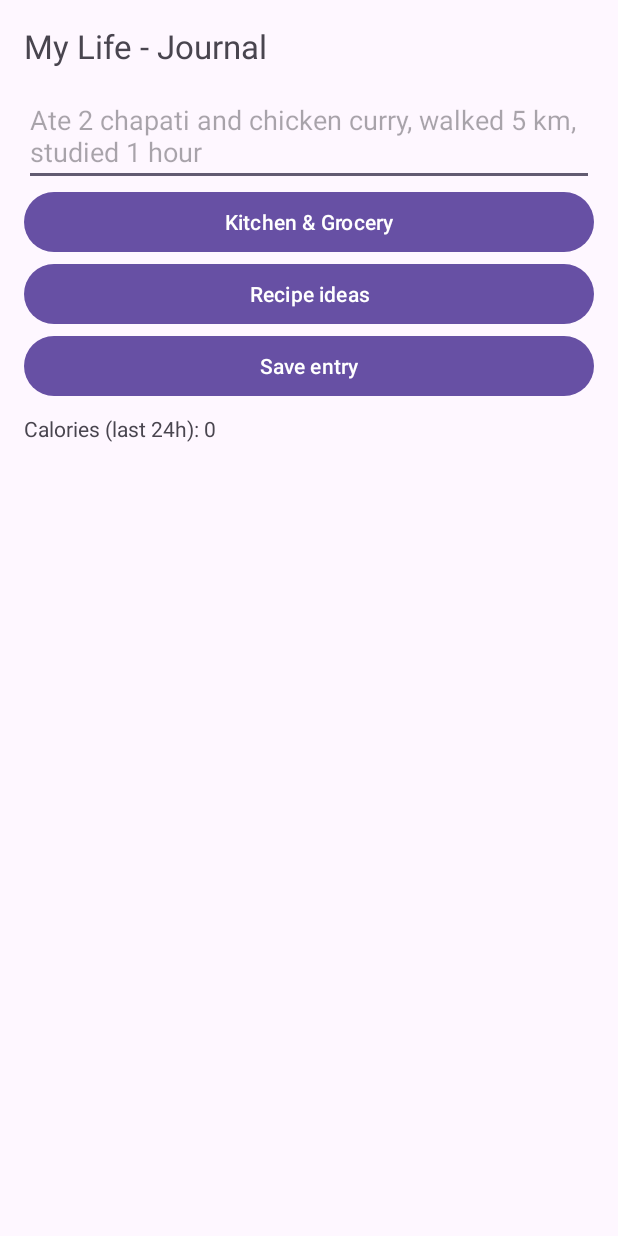
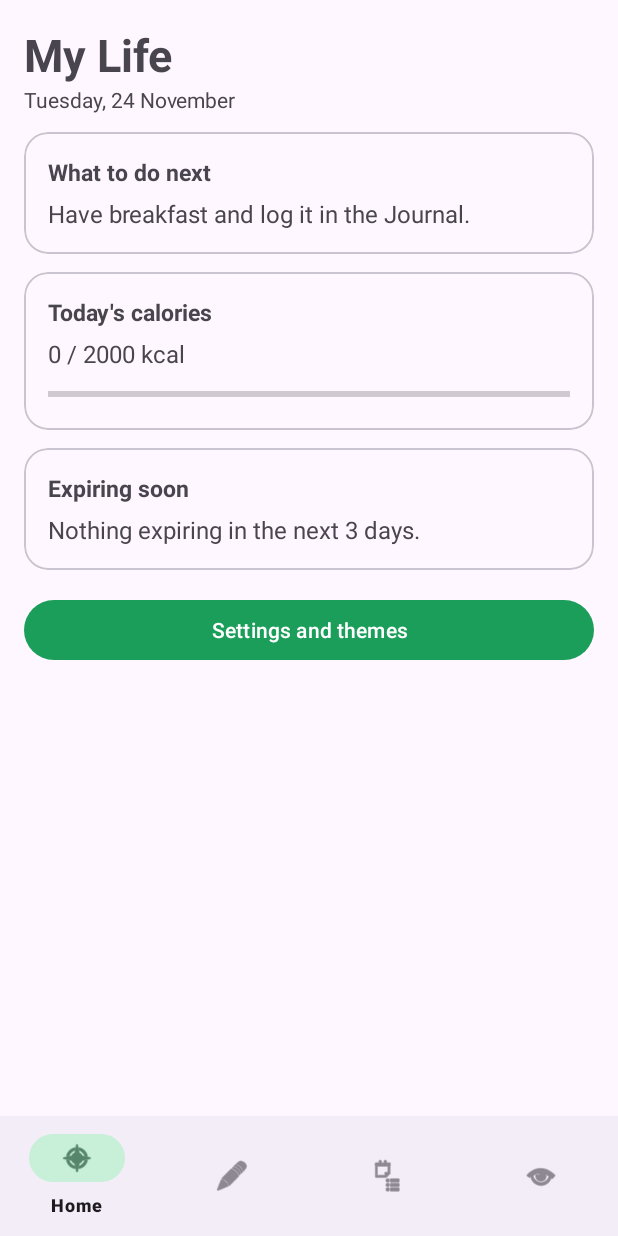
Before and after one commit to tangocharlie99-ind/my-life, an Android app: the screen it shows after launch (MainActivity before the commit, HomeActivity after it), on a phone screen of 412 x 824 dp. Run offline under Robolectric (Android 15) with nearby library versions, the phone set to English and light mode, and no system bars; our stand-ins replace Room's generated code.

Commit message:
Polish UI, themes, tabs

```diff
--- a/app/src/main/AndroidManifest.xml
+++ b/app/src/main/AndroidManifest.xml
@@ -1,12 +1,14 @@
 <?xml version="1.0" encoding="utf-8"?>
 <manifest xmlns:android="http://schemas.android.com/apk/res/android">
     <application android:label="My Life" android:theme="@style/Theme.MyLife" android:allowBackup="true">
-        <activity android:name=".MainActivity" android:exported="true">
+        <activity android:name=".HomeActivity" android:exported="true">
             <intent-filter>
                 <action android:name="android.intent.action.MAIN"/>
                 <category android:name="android.intent.category.LAUNCHER"/>
             </intent-filter>
         </activity>
+        <activity android:name=".MainActivity" android:exported="false"/>
+        <activity android:name=".SettingsActivity" android:exported="false"/>
         <activity android:name=".KitchenActivity" android:exported="false"/>
         <activity android:name=".RecipeActivity" android:exported="false"/>
     </application>
--- /dev/null
+++ b/app/src/main/java/com/mylife/app/BaseActivity.java
@@ -0,0 +1,40 @@
+package com.mylife.app;
+import android.content.Intent;
+import android.content.SharedPreferences;
+import android.os.Bundle;
+import android.view.LayoutInflater;
+import android.widget.FrameLayout;
+import androidx.appcompat.app.AppCompatActivity;
+import androidx.appcompat.app.AppCompatDelegate;
+import com.google.android.material.bottomnavigation.BottomNavigationView;
+public abstract class BaseActivity extends AppCompatActivity {
+    static final int[] ACCENTS = {R.style.Accent_Emerald, R.style.Accent_Ocean, R.style.Accent_Amber, R.style.Accent_Purple, R.style.Accent_Crimson};
+    protected abstract int navId();
+    @Override protected void onCreate(Bundle b) {
+        SharedPreferences sp = getSharedPreferences("mylife", MODE_PRIVATE);
+        int mode = sp.getInt("mode", 0), accent = sp.getInt("accent", 0);
+        AppCompatDelegate.setDefaultNightMode(mode == 1 ? AppCompatDelegate.MODE_NIGHT_NO
+                : mode == 0 ? AppCompatDelegate.MODE_NIGHT_FOLLOW_SYSTEM : AppCompatDelegate.MODE_NIGHT_YES);
+        setTheme(R.style.Theme_MyLife);
+        getTheme().applyStyle(ACCENTS[accent], true);
+        if (mode == 3) getTheme().applyStyle(R.style.Amoled, true);
+        super.onCreate(b);
+    }
+    @Override public void setContentView(int layoutRes) {
+        super.setContentView(R.layout.base);
+        FrameLayout content = findViewById(R.id.content);
+        LayoutInflater.from(this).inflate(layoutRes, content, true);
+        BottomNavigationView nav = findViewById(R.id.nav);
+        nav.setSelectedItemId(navId());
+        nav.setOnItemSelectedListener(item -> {
+            int id = item.getItemId();
+            if (id == navId()) return true;
+            Class<?> t = id == R.id.nav_home ? HomeActivity.class : id == R.id.nav_journal ? MainActivity.class
+                    : id == R.id.nav_kitchen ? KitchenActivity.class : RecipeActivity.class;
+            startActivity(new Intent(this, t));
+            overridePendingTransition(0, 0);
+            finish();
+            return true;
+        });
+    }
+}
--- /dev/null
+++ b/app/src/main/java/com/mylife/app/HomeActivity.java
@@ -0,0 +1,50 @@
+package com.mylife.app;
+import android.content.Intent;
+import android.os.Bundle;
+import android.widget.ProgressBar;
+import android.widget.TextView;
+import java.text.SimpleDateFormat;
+import java.util.Calendar;
+import java.util.Date;
+import java.util.List;
+import java.util.Locale;
+public class HomeActivity extends BaseActivity {
+    @Override protected int navId() { return R.id.nav_home; }
+    @Override protected void onCreate(Bundle b) {
+        super.onCreate(b);
+        setContentView(R.layout.activity_home);
+        findViewById(R.id.settings).setOnClickListener(v -> startActivity(new Intent(this, SettingsActivity.class)));
+    }
+    @Override protected void onResume() {
+        super.onResume();
+        ((TextView) findViewById(R.id.date)).setText(new SimpleDateFormat("EEEE, d MMMM", Locale.getDefault()).format(new Date()));
+        Calendar c = Calendar.getInstance();
+        int hour = c.get(Calendar.HOUR_OF_DAY);
+        c.set(Calendar.HOUR_OF_DAY, 0); c.set(Calendar.MINUTE, 0); c.set(Calendar.SECOND, 0);
+        long midnight = c.getTimeInMillis();
+        int cal = 0; boolean ate = false;
+        List<Entry> entries = AppDb.get(this).dao().all();
+        for (Entry e : entries) if (e.type.equals("Diet") && e.time >= midnight) { cal += e.value; ate = true; }
+        ((TextView) findViewById(R.id.tvCal)).setText(cal + " / 2000 kcal");
+        ((ProgressBar) findViewById(R.id.pbCal)).setProgress(Math.min(cal, 2000));
+        StringBuilder exp = new StringBuilder(); String first = null;
+        long now = System.currentTimeMillis(), DAY = 24L * 3600 * 1000;
+        for (Item i : AppDb.get(this).items().all()) {
+            if (i.expiry > 0 && i.expiry - now <= 3 * DAY) {
+                long left = (long) Math.ceil((i.expiry - now) / (double) DAY);
+                exp.append(i.name).append(left < 0 ? " (expired)" : " (" + left + "d)").append("\n");
+                if (first == null) first = i.name;
+            }
+        }
+        ((TextView) findViewById(R.id.tvExp)).setText(exp.length() == 0 ? "Nothing expiring in the next 3 days." : exp.toString().trim());
+        String next;
+        if (first != null) next = "Cook something with " + first + " before it expires. Open Recipes.";
+        else if (hour >= 5 && hour < 11 && !ate) next = "Have breakfast and log it in the Journal.";
+        else if (hour >= 11 && hour < 16 && !ate) next = "Time for lunch. Log what you eat.";
+        else if (hour >= 16 && hour < 19) next = "Take a walk or study session, then plan dinner.";
+        else if (hour >= 19 && hour < 22) next = "Have dinner, then write today's journal.";
+        else if (hour >= 22 || hour < 5) next = "Wind down and get ready for sleep.";
+        else next = "Log your latest activity in the Journal.";
+        ((TextView) findViewById(R.id.tvNext)).setText(next);
+    }
+}
--- a/app/src/main/java/com/mylife/app/KitchenActivity.java
+++ b/app/src/main/java/com/mylife/app/KitchenActivity.java
@@ -4,10 +4,10 @@ import android.widget.ArrayAdapter;
 import android.widget.EditText;
 import android.widget.ListView;
 import android.widget.Spinner;
-import androidx.appcompat.app.AppCompatActivity;
 import java.util.ArrayList;
 import java.util.List;
-public class KitchenActivity extends AppCompatActivity {
+public class KitchenActivity extends BaseActivity {
+    @Override protected int navId() { return R.id.nav_kitchen; }
     private static final long DAY = 24L * 3600 * 1000;
     private EditText name, qty, unit, thr, days; private Spinner cat; private ListView stock, grocery;
     private List<Item> stockItems = new ArrayList<>(), groceryItems = new ArrayList<>();
--- a/app/src/main/java/com/mylife/app/MainActivity.java
+++ b/app/src/main/java/com/mylife/app/MainActivity.java
@@ -5,13 +5,13 @@ import android.widget.Button;
 import android.widget.EditText;
 import android.widget.ListView;
 import android.widget.TextView;
-import androidx.appcompat.app.AppCompatActivity;
 import java.text.SimpleDateFormat;
 import java.util.ArrayList;
 import java.util.Date;
 import java.util.List;
 import java.util.Locale;
-public class MainActivity extends AppCompatActivity {
+public class MainActivity extends BaseActivity {
+    @Override protected int navId() { return R.id.nav_journal; }
     private EditText input; private ListView list; private TextView summary;
     private final AIManager ai = new AIManager();
     @Override protected void onCreate(Bundle b) {
--- a/app/src/main/java/com/mylife/app/RecipeActivity.java
+++ b/app/src/main/java/com/mylife/app/RecipeActivity.java
@@ -3,11 +3,11 @@ import android.os.Bundle;
 import android.widget.ArrayAdapter;
 import android.widget.ListView;
 import androidx.appcompat.app.AlertDialog;
-import androidx.appcompat.app.AppCompatActivity;
 import java.util.ArrayList;
 import java.util.Collections;
 import java.util.List;
-public class RecipeActivity extends AppCompatActivity {
+public class RecipeActivity extends BaseActivity {
+    @Override protected int navId() { return R.id.nav_recipes; }
     // name | ingredients | kcal per serving | steps
     private static final String[] DATA = {
         "Egg Bhurji|egg,onion,tomato|220|Chop onion and tomato, saute, add beaten eggs and scramble with salt and chilli.",
--- /dev/null
+++ b/app/src/main/java/com/mylife/app/SettingsActivity.java
@@ -0,0 +1,23 @@
+package com.mylife.app;
+import android.content.Intent;
+import android.content.SharedPreferences;
+import android.os.Bundle;
+import android.widget.ArrayAdapter;
+import android.widget.Spinner;
+public class SettingsActivity extends BaseActivity {
+    @Override protected int navId() { return R.id.nav_home; }
+    @Override protected void onCreate(Bundle b) {
+        super.onCreate(b);
+        setContentView(R.layout.activity_settings);
+        SharedPreferences sp = getSharedPreferences("mylife", MODE_PRIVATE);
+        Spinner mode = findViewById(R.id.mode), accent = findViewById(R.id.accent);
+        mode.setAdapter(new ArrayAdapter<>(this, android.R.layout.simple_spinner_dropdown_item, new String[]{"Follow system", "Light", "Dark", "AMOLED pure black"}));
+        accent.setAdapter(new ArrayAdapter<>(this, android.R.layout.simple_spinner_dropdown_item, new String[]{"Emerald", "Ocean Blue", "Sunset Amber", "Royal Purple", "Crimson"}));
+        mode.setSelection(sp.getInt("mode", 0)); accent.setSelection(sp.getInt("accent", 0));
+        findViewById(R.id.apply).setOnClickListener(v -> {
+            sp.edit().putInt("mode", mode.getSelectedItemPosition()).putInt("accent", accent.getSelectedItemPosition()).apply();
+            startActivity(new Intent(this, HomeActivity.class).addFlags(Intent.FLAG_ACTIVITY_CLEAR_TOP | Intent.FLAG_ACTIVITY_NEW_TASK));
+            finish();
+        });
+    }
+}
--- /dev/null
+++ b/app/src/main/res/layout/activity_home.xml
@@ -0,0 +1,28 @@
+<?xml version="1.0" encoding="utf-8"?>
+<ScrollView xmlns:android="http://schemas.android.com/apk/res/android" xmlns:app="http://schemas.android.com/apk/res-auto"
+    android:layout_width="match_parent" android:layout_height="match_parent">
+<LinearLayout android:layout_width="match_parent" android:layout_height="wrap_content" android:orientation="vertical" android:padding="16dp">
+    <TextView android:layout_width="match_parent" android:layout_height="wrap_content" android:text="My Life" android:textSize="30sp" android:textStyle="bold"/>
+    <TextView android:id="@+id/date" android:layout_width="match_parent" android:layout_height="wrap_content"/>
+    <com.google.android.material.card.MaterialCardView android:layout_width="match_parent" android:layout_height="wrap_content" android:layout_marginTop="12dp" app:cardCornerRadius="16dp">
+        <LinearLayout android:layout_width="match_parent" android:layout_height="wrap_content" android:orientation="vertical" android:padding="16dp">
+            <TextView android:layout_width="match_parent" android:layout_height="wrap_content" android:text="What to do next" android:textStyle="bold" android:textSize="15sp"/>
+            <TextView android:id="@+id/tvNext" android:layout_width="match_parent" android:layout_height="wrap_content" android:paddingTop="6dp" android:textSize="16sp"/>
+        </LinearLayout>
+    </com.google.android.material.card.MaterialCardView>
+    <com.google.android.material.card.MaterialCardView android:layout_width="match_parent" android:layout_height="wrap_content" android:layout_marginTop="12dp" app:cardCornerRadius="16dp">
+        <LinearLayout android:layout_width="match_parent" android:layout_height="wrap_content" android:orientation="vertical" android:padding="16dp">
+            <TextView android:layout_width="match_parent" android:layout_height="wrap_content" android:text="Today's calories" android:textStyle="bold" android:textSize="15sp"/>
+            <TextView android:id="@+id/tvCal" android:layout_width="match_parent" android:layout_height="wrap_content" android:paddingTop="6dp" android:textSize="16sp"/>
+            <ProgressBar android:id="@+id/pbCal" style="?android:attr/progressBarStyleHorizontal" android:layout_width="match_parent" android:layout_height="wrap_content" android:max="2000" android:paddingTop="8dp"/>
+        </LinearLayout>
+    </com.google.android.material.card.MaterialCardView>
+    <com.google.android.material.card.MaterialCardView android:layout_width="match_parent" android:layout_height="wrap_content" android:layout_marginTop="12dp" app:cardCornerRadius="16dp">
+        <LinearLayout android:layout_width="match_parent" android:layout_height="wrap_content" android:orientation="vertical" android:padding="16dp">
+            <TextView android:layout_width="match_parent" android:layout_height="wrap_content" android:text="Expiring soon" android:textStyle="bold" android:textSize="15sp"/>
+            <TextView android:id="@+id/tvExp" android:layout_width="match_parent" android:layout_height="wrap_content" android:paddingTop="6dp" android:textSize="16sp"/>
+        </LinearLayout>
+    </com.google.android.material.card.MaterialCardView>
+    <Button android:id="@+id/settings" android:layout_width="match_parent" android:layout_height="wrap_content" android:layout_marginTop="16dp" android:text="Settings and themes"/>
+</LinearLayout>
+</ScrollView>
--- /dev/null
+++ b/app/src/main/res/layout/activity_settings.xml
@@ -0,0 +1,10 @@
+<?xml version="1.0" encoding="utf-8"?>
+<LinearLayout xmlns:android="http://schemas.android.com/apk/res/android"
+    android:layout_width="match_parent" android:layout_height="match_parent" android:orientation="vertical" android:padding="16dp">
+    <TextView android:layout_width="match_parent" android:layout_height="wrap_content" android:text="Settings" android:textSize="26sp" android:textStyle="bold"/>
+    <TextView android:layout_width="match_parent" android:layout_height="wrap_content" android:text="Mode" android:paddingTop="16dp"/>
+    <Spinner android:id="@+id/mode" android:layout_width="match_parent" android:layout_height="wrap_content"/>
+    <TextView android:layout_width="match_parent" android:layout_height="wrap_content" android:text="Accent colour" android:paddingTop="16dp"/>
+    <Spinner android:id="@+id/accent" android:layout_width="match_parent" android:layout_height="wrap_content"/>
+    <Button android:id="@+id/apply" android:layout_width="match_parent" android:layout_height="wrap_content" android:layout_marginTop="24dp" android:text="Apply"/>
+</LinearLayout>
--- /dev/null
+++ b/app/src/main/res/layout/base.xml
@@ -0,0 +1,9 @@
+<?xml version="1.0" encoding="utf-8"?>
+<LinearLayout xmlns:android="http://schemas.android.com/apk/res/android"
+    android:layout_width="match_parent" android:layout_height="match_parent"
+    android:orientation="vertical" android:fitsSystemWindows="true">
+    <FrameLayout android:id="@+id/content" android:layout_width="match_parent" android:layout_height="0dp" android:layout_weight="1"/>
+    <com.google.android.material.bottomnavigation.BottomNavigationView android:id="@+id/nav"
+        android:layout_width="match_parent" android:layout_height="wrap_content" app:menu="@menu/bottom_nav"
+        xmlns:app="http://schemas.android.com/apk/res-auto"/>
+</LinearLayout>
--- /dev/null
+++ b/app/src/main/res/menu/bottom_nav.xml
@@ -0,0 +1,7 @@
+<?xml version="1.0" encoding="utf-8"?>
+<menu xmlns:android="http://schemas.android.com/apk/res/android">
+    <item android:id="@+id/nav_home" android:icon="@android:drawable/ic_menu_compass" android:title="Home"/>
+    <item android:id="@+id/nav_journal" android:icon="@android:drawable/ic_menu_edit" android:title="Journal"/>
+    <item android:id="@+id/nav_kitchen" android:icon="@android:drawable/ic_menu_agenda" android:title="Kitchen"/>
+    <item android:id="@+id/nav_recipes" android:icon="@android:drawable/ic_menu_view" android:title="Recipes"/>
+</menu>
--- a/app/src/main/res/values/themes.xml
+++ b/app/src/main/res/values/themes.xml
@@ -1,3 +1,39 @@
 <resources>
     <style name="Theme.MyLife" parent="Theme.Material3.DayNight.NoActionBar"/>
+    <style name="Accent.Emerald">
+        <item name="colorPrimary">#1B9E5A</item>
+        <item name="colorOnPrimary">#FFFFFF</item>
+        <item name="colorSecondaryContainer">#C8F0D8</item>
+        <item name="colorOnSecondaryContainer">#0A3D22</item>
+    </style>
+    <style name="Accent.Ocean">
+        <item name="colorPrimary">#1E78D2</item>
+        <item name="colorOnPrimary">#FFFFFF</item>
+        <item name="colorSecondaryContainer">#CFE4FB</item>
+        <item name="colorOnSecondaryContainer">#0B2F57</item>
+    </style>
+    <style name="Accent.Amber">
+        <item name="colorPrimary">#E08A00</item>
+        <item name="colorOnPrimary">#FFFFFF</item>
+        <item name="colorSecondaryContainer">#FFE3B0</item>
+        <item name="colorOnSecondaryContainer">#4A2E00</item>
+    </style>
+    <style name="Accent.Purple">
+        <item name="colorPrimary">#6A3FC4</item>
+        <item name="colorOnPrimary">#FFFFFF</item>
+        <item name="colorSecondaryContainer">#E3D6FA</item>
+        <item name="colorOnSecondaryContainer">#2A1459</item>
+    </style>
+    <style name="Accent.Crimson">
+        <item name="colorPrimary">#C62839</item>
+        <item name="colorOnPrimary">#FFFFFF</item>
+        <item name="colorSecondaryContainer">#FADADD</item>
+        <item name="colorOnSecondaryContainer">#5A0B15</item>
+    </style>
+    <style name="Amoled">
+        <item name="android:colorBackground">#000000</item>
+        <item name="colorSurface">#000000</item>
+        <item name="colorSurfaceContainer">#0A0A0A</item>
+        <item name="colorSurfaceContainerLow">#050505</item>
+    </style>
 </resources>
```
